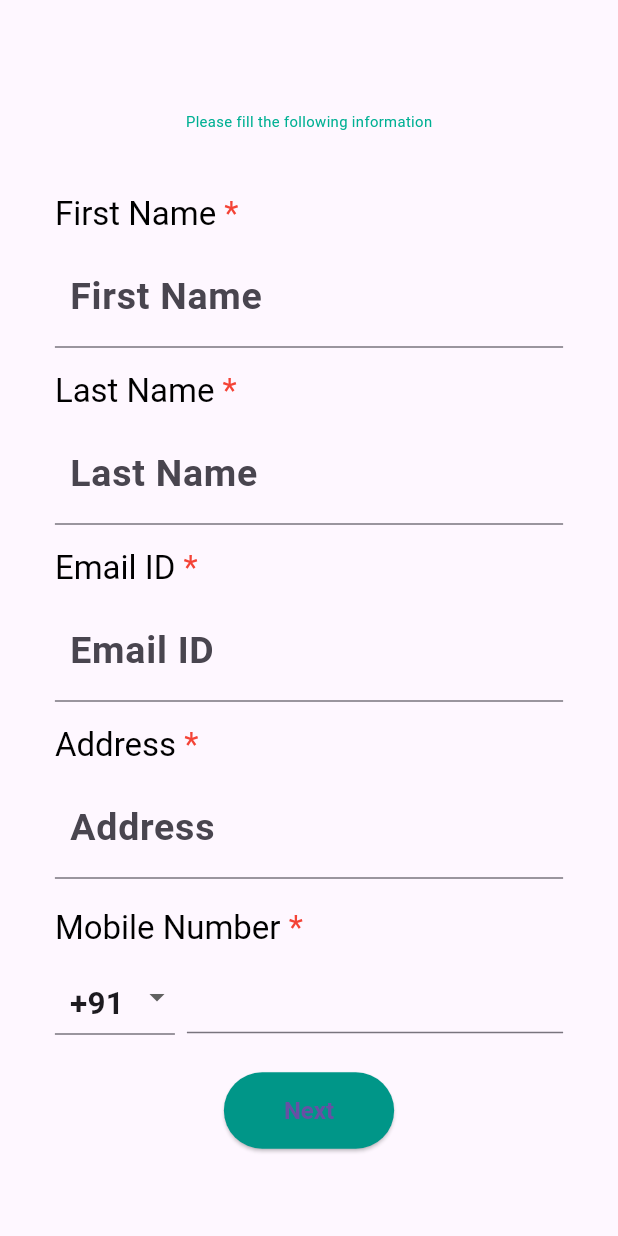
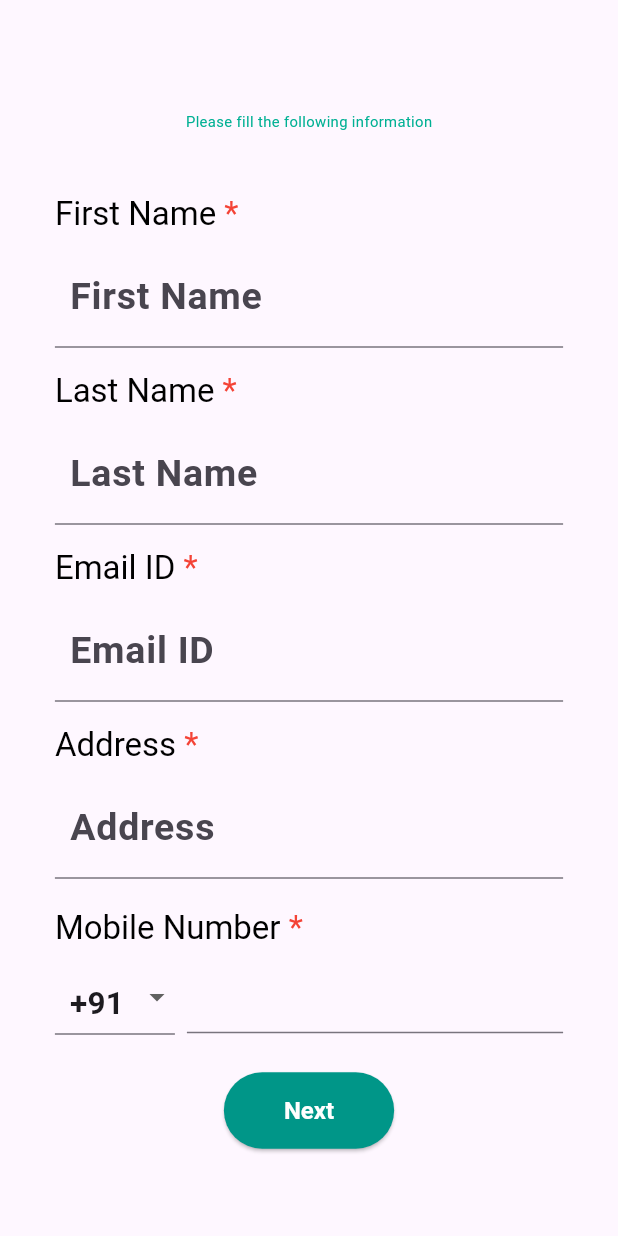
Before and after one commit to YKumar2910/Zioks_Application, a Flutter app: the Details screen opened by its route, on a phone screen of 412 x 824 dp. Run offline on Flutter 3.47's test engine with Material 3 defaults, Android fonts, the phone set to English and light mode, and no system bars; our stand-ins replace flutter_svg, flutter_typeahead, image_picker.

```diff
--- a/lib/pages/detailspage.dart
+++ b/lib/pages/detailspage.dart
@@ -166,7 +166,7 @@ class _DetailsState extends State<Details> {
                                   context, MyRoutes.companySearchRoute),
                             },
                           },
-                        child: Text('Next'),
+                        child: Text('Next', style: TextStyle(color: Colors.white),),
                         style: ElevatedButton.styleFrom(
                           backgroundColor: Colors.teal,
                           padding: EdgeInsets.symmetric(
```
